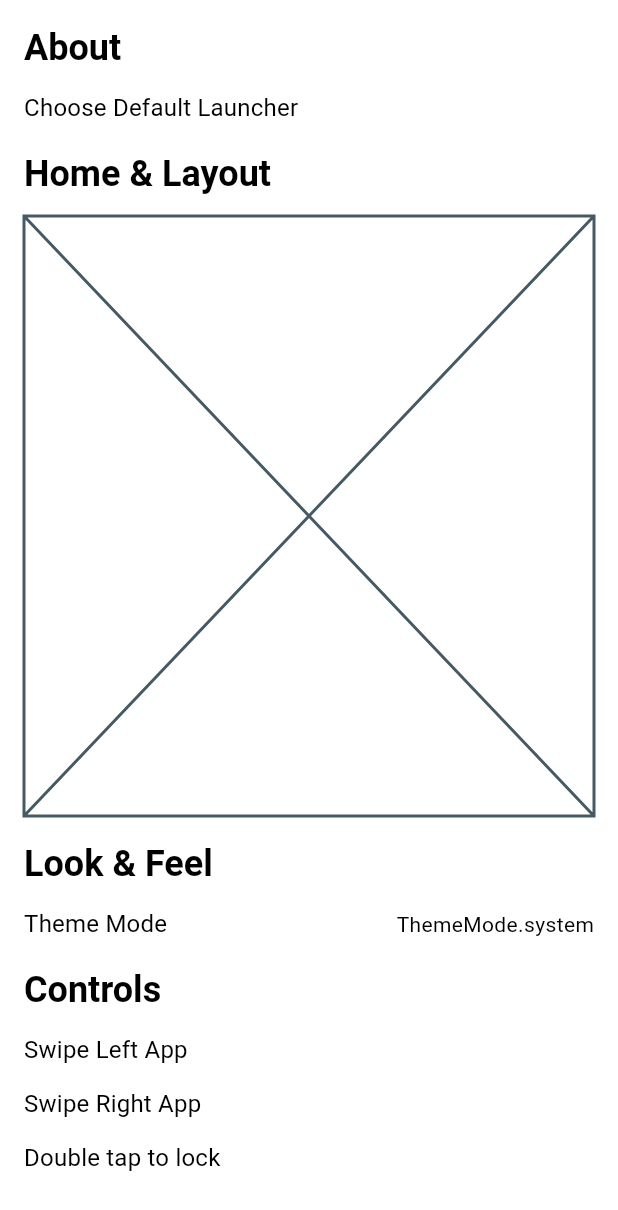
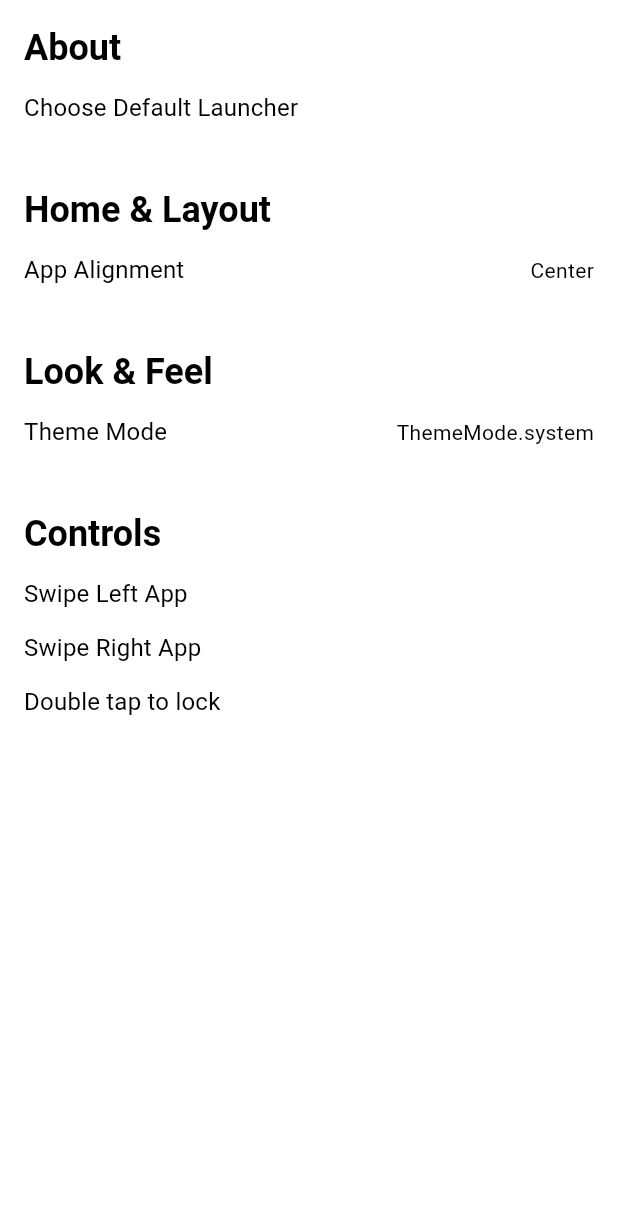
Before and after one commit to tarunvelagala/void_minimalist_launcher, a Flutter app: the SettingsPage screen opened by its route, on a phone screen of 412 x 824 dp. Shown: the top 1210 px of the screen. Run offline on Flutter 3.47's test engine with Material 3 defaults, Android fonts, the phone set to English and light mode, and no system bars; our stand-ins replace flutter_riverpod, go_router, responsive_framework; missing offline and left inert: android_intent_plus.

Commit message:
feat: add AppAlignment widget to Home & Layout section and update spacing in settings page

```diff
--- a/lib/features/settings/settings_page.dart
+++ b/lib/features/settings/settings_page.dart
@@ -27,8 +27,8 @@ class SettingsPage extends StatelessWidget {
             padding: EdgeInsets.all(AppLayout.contentPadding(context)),
             child: MasonryGridView.count(
               crossAxisCount: AppLayout.settingsColumnCount(context),
-              mainAxisSpacing: AppLayout.contentPadding(context),
-              crossAxisSpacing: AppLayout.contentPadding(context),
+              mainAxisSpacing: AppLayout.sectionSpacing(context),
+              crossAxisSpacing: AppLayout.sectionSpacing(context),
               itemCount: settingsSections.length,
               itemBuilder: (context, index) {
                 return settingsSections[index];
--- a/lib/features/settings/widgets/homeandlayout/home_and_layout_section.dart
+++ b/lib/features/settings/widgets/homeandlayout/home_and_layout_section.dart
@@ -1,4 +1,5 @@
 import 'package:flutter/material.dart';
+import 'package:return_zero/features/settings/widgets/homeandlayout/widgets/app_alignment.dart';
 import 'package:return_zero/features/settings/widgets/settings_section.dart';
 
 class HomeAndLayoutSection extends StatelessWidget {
@@ -6,6 +7,6 @@ class HomeAndLayoutSection extends StatelessWidget {
 
   @override
   Widget build(BuildContext context) {
-    return SettingsSection(title: 'Home & Layout', children: [Placeholder()]);
+    return SettingsSection(title: 'Home & Layout', children: [AppAlignment()]);
   }
 }
--- /dev/null
+++ b/lib/features/settings/widgets/homeandlayout/widgets/app_alignment.dart
@@ -0,0 +1,34 @@
+import 'package:flutter/material.dart';
+import 'package:return_zero/core/theme/app_typography.dart';
+
+class AppAlignment extends StatefulWidget {
+  const AppAlignment({super.key});
+
+  @override
+  State<AppAlignment> createState() => _AppAlignmentState();
+}
+
+class _AppAlignmentState extends State<AppAlignment> {
+  @override
+  Widget build(BuildContext context) {
+    return Row(
+      mainAxisAlignment: MainAxisAlignment.spaceBetween,
+      children: [
+        Text(
+          'App Alignment',
+          style: AppTypography.titleMedium(
+            context,
+            scaleFactor: AppTypography.defaultScaleFactor,
+          ),
+        ),
+        Text(
+          'Center',
+          style: AppTypography.bodyMedium(
+            context,
+            scaleFactor: AppTypography.defaultScaleFactor,
+          ),
+        ),
+      ],
+    );
+  }
+}
```
